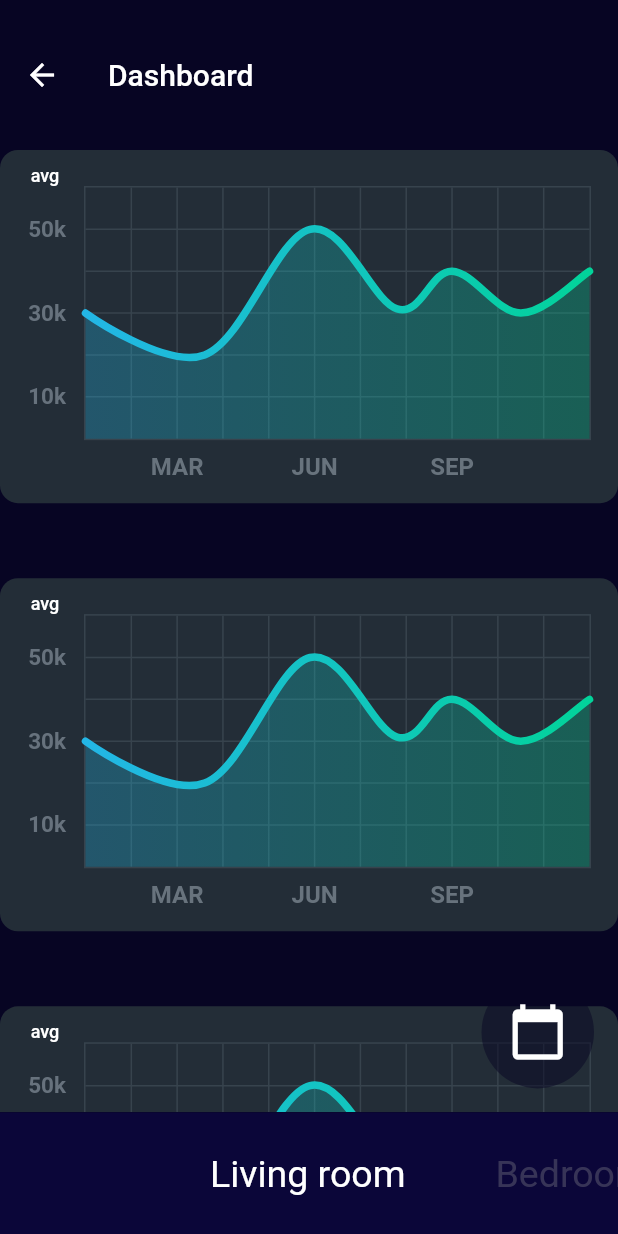
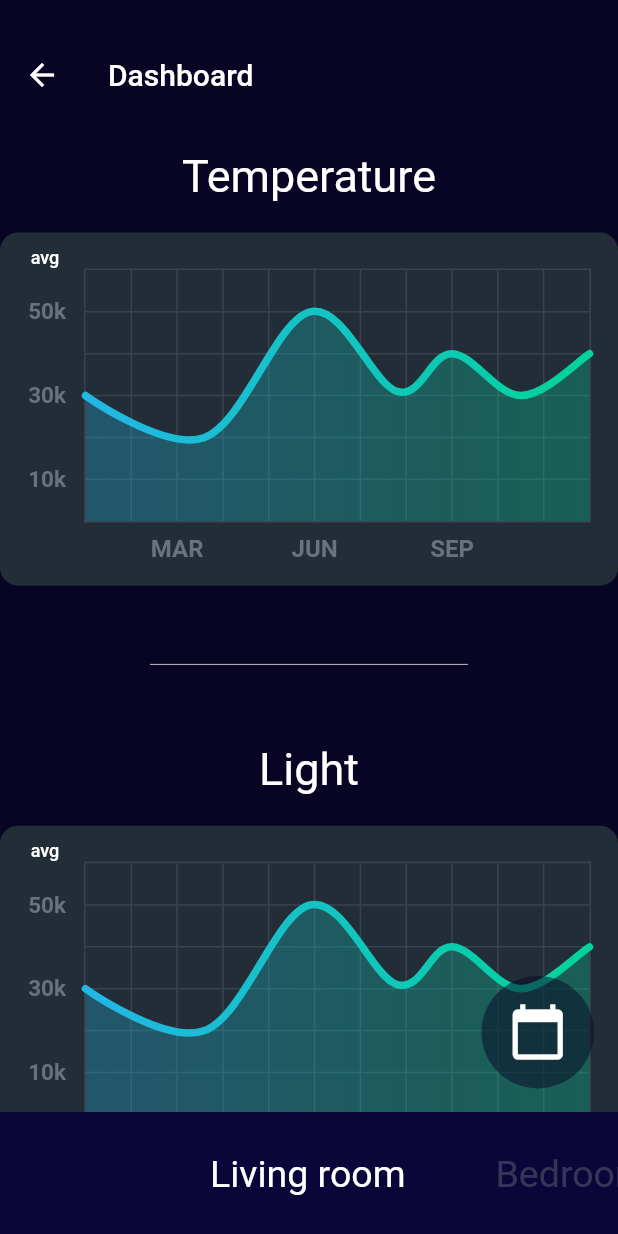
Before and after one commit to Do-an-HCMUT-K19/smarthome-mobile, a Flutter app: the DashBoardScreen screen opened directly, on a phone screen of 412 x 824 dp. Run offline on Flutter 3.47's test engine with Material 2 defaults, Android fonts, the phone set to English and light mode, and no system bars; drawn by our look-alikes of fl_chart; our stand-ins replace cloud_firestore, firebase_core, flutter_switch; accounts and stored records are empty.

Commit message:
re-structrure the project

```diff
--- a/lib/components/control_panel/bath_room_control_panel.dart
+++ b/lib/components/control_panel/bath_room_control_panel.dart
@@ -102,11 +102,11 @@ class _BathRoomControlState extends State<BathRoomControl> {
           if (chosing == 0)
             // light controller
             Container(
-              height: 270,
+              height: 250,
               width: 250,
               child: GridView.count(
                 crossAxisSpacing: 10,
-                mainAxisSpacing: 20,
+                mainAxisSpacing: 5,
                 crossAxisCount: 2,
                 children: [
                   LightControl(
--- a/lib/components/control_panel/bed_room_control_panel.dart
+++ b/lib/components/control_panel/bed_room_control_panel.dart
@@ -103,11 +103,11 @@ class _BedRoomControlState extends State<BedRoomControl> {
           if (chosing == 0)
             // light controller
             Container(
-              height: 270,
+              height: 250,
               width: 250,
               child: GridView.count(
                 crossAxisSpacing: 10,
-                mainAxisSpacing: 20,
+                mainAxisSpacing: 5,
                 crossAxisCount: 2,
                 children: [
                   LightControl(
--- a/lib/components/control_panel/kitchen_control_panel.dart
+++ b/lib/components/control_panel/kitchen_control_panel.dart
@@ -103,11 +103,11 @@ class _KitchenControlState extends State<KitchenControl> {
           if (chosing == 0)
             // light controller
             Container(
-              height: 270,
+              height: 250,
               width: 250,
               child: GridView.count(
                 crossAxisSpacing: 10,
-                mainAxisSpacing: 20,
+                mainAxisSpacing: 5,
                 crossAxisCount: 2,
                 children: [
                   LightControl(
--- a/lib/components/control_panel/living_room_control_panel.dart
+++ b/lib/components/control_panel/living_room_control_panel.dart
@@ -103,11 +103,11 @@ class _LivingRoomControlState extends State<LivingRoomControl> {
           if (chosing == 0)
             // light controller
             Container(
-              height: 270,
+              height: 250,
               width: 250,
               child: GridView.count(
-                crossAxisSpacing: 10,
-                mainAxisSpacing: 20,
+                crossAxisSpacing: 20,
+                mainAxisSpacing: 5,
                 crossAxisCount: 2,
                 children: [
                   LightControl(
--- a/lib/components/dashboard_welcom_bar.dart
+++ b/lib/components/dashboard_welcom_bar.dart
@@ -1,6 +1,6 @@
 import 'package:flutter/material.dart';
 import 'package:smart_home/constants/color.dart';
-import 'package:smart_home/screens/dashboard_screen.dart';
+import 'package:smart_home/screens/dashboard-screens/dashboard_screen.dart';
 import 'package:smart_home/smart_home_icon_icons.dart';
 import 'package:smart_home/states/main_bottom_bar.dart';
 import 'package:provider/provider.dart';
--- a/lib/components/light_control.dart
+++ b/lib/components/light_control.dart
@@ -39,7 +39,8 @@ class _LightControlState extends State<LightControl> {
             height: 30,
             onToggle: (val) {
               widget.callBack(widget.order, val);
-              })
+            },
+          )
         ],
       ),
     );
--- a/lib/components/welcome_bar.dart
+++ b/lib/components/welcome_bar.dart
@@ -3,7 +3,7 @@ import 'package:provider/src/provider.dart';
 import 'package:smart_home/components/popup_menu.dart';
 import 'package:smart_home/constants/color.dart';
 import 'package:smart_home/constants/menu_options.dart';
-import 'package:smart_home/screens/dashboard_screen.dart';
+import 'package:smart_home/screens/dashboard-screens/dashboard_screen.dart';
 import 'package:smart_home/smart_home_icon_icons.dart';
 import 'package:smart_home/states/main_bottom_bar.dart';
 
--- a/lib/screens/dashboard_screen.dart
+++ b/lib/screens/dashboard-screens/dashboard_screen.dart
@@ -74,7 +74,6 @@ class DashBoardScreen extends StatelessWidget {
           ),
           SliverList(
             delegate: SliverChildBuilderDelegate((ctx, idx) {
-              print(idx);
               return lst[idx];
             }, childCount: lst.length),
           )
@@ -85,25 +84,62 @@ class DashBoardScreen extends StatelessWidget {
 }
 
 var lst = [
-  LineChartSample2(),
+  const Center(
+    child: Text(
+      'Temperature',
+      style: TextStyle(color: Colors.white, fontSize: 30),
+    ),
+  ),
   SizedBox(
-    height: 50,
+    height: 20,
   ),
   LineChartSample2(),
   SizedBox(
     height: 50,
   ),
-  LineChartSample2(),
+  Divider(
+    height: 5,
+    indent: 100,
+    endIndent: 100,
+    color: Colors.white.withOpacity(0.75),
+  ),
   SizedBox(
     height: 50,
+  ),
+  const Center(
+    child: Text(
+      'Light',
+      style: TextStyle(color: Colors.white, fontSize: 30),
+    ),
+  ),
+  SizedBox(
+    height: 20,
   ),
   LineChartSample2(),
   SizedBox(
     height: 50,
   ),
+  Divider(
+    height: 5,
+    indent: 100,
+    endIndent: 100,
+    color: Colors.white.withOpacity(0.75),
+  ),
+  SizedBox(
+    height: 50,
+  ),
+  const Center(
+    child: Text(
+      'Humidity',
+      style: TextStyle(color: Colors.white, fontSize: 30),
+    ),
+  ),
+  SizedBox(
+    height: 20,
+  ),
   LineChartSample2(),
   SizedBox(
-    height: 50,
+    height: 100,
   ),
 ];
 // Dash pattern line chart example
```
Also changed, not shown: lib/components/popup_menu.dart (+15 -5 lines), lib/main.dart (+26 -24 lines), lib/screens/main-screens/bathroom_screen.dart (renamed from lib/screens/bathroom_screen.dart), lib/screens/main-screens/bedroom_screen.dart (renamed from lib/screens/bedroom_screen.dart), lib/screens/main-screens/garden_screen.dart (renamed from lib/screens/garden_screen.dart), lib/screens/main-screens/kitchen_screen.dart (renamed from lib/screens/kitchen_screen.dart), lib/screens/main-screens/livingroom_screen.dart (renamed from lib/screens/livingroom_screen.dart). Lines whose indentation alone changed are shown as unchanged.
